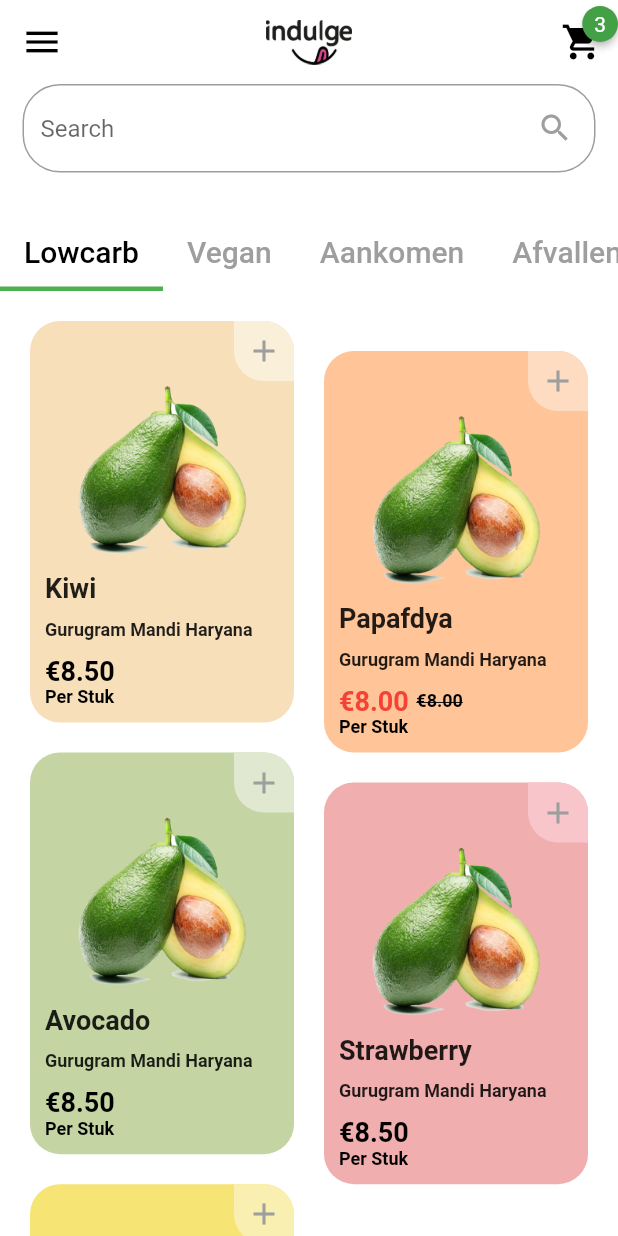
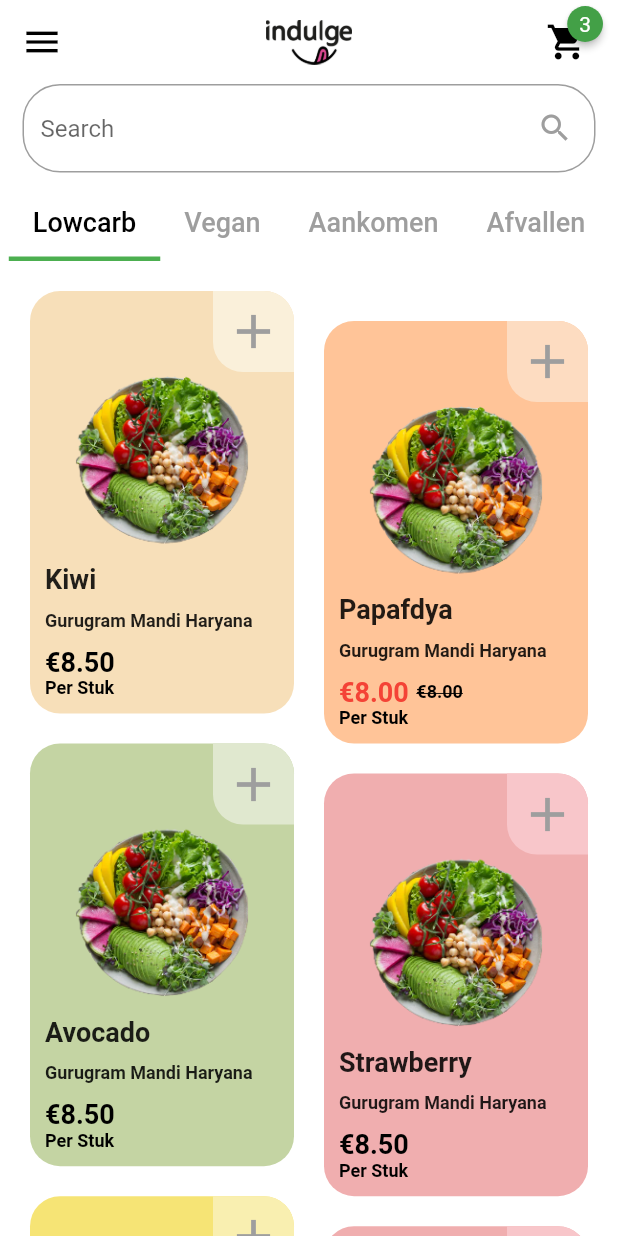
Before and after one commit to Vivacesky/Flutter_Indulge_shop, a Flutter app: the screen it shows after launch, on a phone screen of 412 x 824 dp. Run offline on Flutter 3.47's test engine with Material 2 defaults, Android fonts, the phone set to English and light mode, and no system bars; drawn by our look-alikes of badges; Roboto replaces fonts that are missing (OpenSans, OpenSans-Bold).

```diff
--- a/lib/helpers/fade_transition.dart
+++ /dev/null
@@ -1,24 +0,0 @@
-import 'package:flutter/material.dart';
-
-class FadeRoute extends PageRouteBuilder {
-  final Widget page;
-  FadeRoute({this.page})
-      : super(
-          pageBuilder: (
-            BuildContext context,
-            Animation<double> animation,
-            Animation<double> secondaryAnimation,
-          ) =>
-              page,
-          transitionsBuilder: (
-            BuildContext context,
-            Animation<double> animation,
-            Animation<double> secondaryAnimation,
-            Widget child,
-          ) =>
-              FadeTransition(
-            opacity: animation,
-            child: child,
-          ),
-        );
-}
--- a/lib/main.dart
+++ b/lib/main.dart
@@ -12,7 +12,11 @@ class MyApp extends StatelessWidget {
       theme: ThemeData(
           primaryColor: Colors.green[600],
           accentColor: Colors.green[600],
-          scaffoldBackgroundColor: Color(0xFFF3F5F7)),
+          scaffoldBackgroundColor: Color(0xFFF3F5F7),
+          bottomSheetTheme: BottomSheetThemeData(
+              shape: RoundedRectangleBorder(
+                  borderRadius:
+                      BorderRadius.vertical(top: Radius.circular(20))))),
       home: HomeScreen(),
     );
   }
--- a/lib/screens/home.dart
+++ b/lib/screens/home.dart
@@ -1,7 +1,6 @@
 import 'package:flutter/cupertino.dart';
 import 'package:flutter/material.dart';
 import 'package:badges/badges.dart';
-import 'package:food_app/helpers/fade_transition.dart';
 import 'package:food_app/screens/cart.dart';
 import 'package:food_app/widgets/product_list.dart';
 
@@ -54,7 +53,7 @@ class _HomeScreenState extends State<HomeScreen>
               color: Colors.black,
               onPressed: () => Navigator.push(
                 context,
-                FadeRoute(page: CartScreen()),
+                MaterialPageRoute(builder: (context) => CartScreen()),
               ),
               icon: Icon(
                 Icons.shopping_cart,
@@ -62,6 +61,9 @@ class _HomeScreenState extends State<HomeScreen>
               ),
             ),
           ),
+          SizedBox(
+            width: 10.0,
+          )
         ],
       ),
       backgroundColor: Colors.white,
@@ -99,7 +101,7 @@ class _HomeScreenState extends State<HomeScreen>
             ),
           ),
           SizedBox(
-            height: 30,
+            height: 10,
           ),
           TabBar(
             controller: tabController,
@@ -112,25 +114,25 @@ class _HomeScreenState extends State<HomeScreen>
               Tab(
                 child: Text(
                   "Lowcarb",
-                  style: TextStyle(fontSize: 20, fontFamily: 'OpenSans'),
+                  style: TextStyle(fontSize: 18.0, fontFamily: 'OpenSans'),
                 ),
               ),
               Tab(
                 child: Text(
                   "Vegan",
-                  style: TextStyle(fontSize: 20, fontFamily: 'OpenSans'),
+                  style: TextStyle(fontSize: 18.0, fontFamily: 'OpenSans'),
                 ),
               ),
               Tab(
                 child: Text(
                   "Aankomen",
-                  style: TextStyle(fontSize: 20, fontFamily: 'OpenSans'),
+                  style: TextStyle(fontSize: 18.0, fontFamily: 'OpenSans'),
                 ),
               ),
               Tab(
                 child: Text(
                   "Afvallen",
-                  style: TextStyle(fontSize: 20, fontFamily: 'OpenSans'),
+                  style: TextStyle(fontSize: 18.0, fontFamily: 'OpenSans'),
                 ),
               ),
             ],
--- a/lib/widgets/product_list.dart
+++ b/lib/widgets/product_list.dart
@@ -1,4 +1,5 @@
 import 'package:flutter/material.dart';
+import 'package:food_app/screens/product_detail.dart';
 
 class ProductList extends StatefulWidget {
   @override
@@ -21,24 +22,11 @@ class _ProductListState extends State<ProductList> {
                   children: <Widget>[
                     Column(
                       children: <Widget>[
-                        _buildFruitCard("Kiwi", "assets/avocado.png", "€8.50",
+                        _buildFruitCard("Kiwi", "assets/food1.png", "€8.50",
                             0xffF7DFB9, 0XffFAF0DA),
-                        SizedBox(
-                          height: 20,
-                        ),
-                        GestureDetector(
-                          onTap: () {},
-                          child: _buildFruitCard(
-                              "Avocado",
-                              "assets/avocado.png",
-                              "€8.50",
-                              0xffC4D4A3,
-                              0XffE0E8CF),
-                        ),
-                        SizedBox(
-                          height: 20,
-                        ),
-                        _buildFruitCard("Mango", "assets/avocado.png", "€8.00",
+                        _buildFruitCard("Avocado", "assets/food1.png", "€8.50",
+                            0xffC4D4A3, 0XffE0E8CF),
+                        _buildFruitCard("Mango", "assets/food1.png", "€8.00",
                             0xffF6E475, 0XffF9EFB0),
                       ],
                     ),
@@ -48,16 +36,12 @@ class _ProductListState extends State<ProductList> {
                         SizedBox(
                           height: 20,
                         ),
-                        _buildFruitCard("Papafdya", "assets/avocado.png",
-                            "€8.00", 0xffFFC498, 0XffFDDCC1),
-                        SizedBox(
-                          height: 20,
-                        ),
-                        _buildFruitCard("Strawberry", "assets/avocado.png",
+                        _buildFruitCard("Papafdya", "assets/food1.png", "€8.00",
+                            0xffFFC498, 0XffFDDCC1),
+                        _buildFruitCard("Strawberry", "assets/food1.png",
                             "€8.50", 0xffF0AEAF, 0XffF8C6CA),
-                        SizedBox(
-                          height: 20,
-                        ),
+                        _buildFruitCard("Strawberry", "assets/food1.png",
+                            "€8.50", 0xffF0AEAF, 0XffF8C6CA),
                       ],
                     )
                   ],
@@ -72,7 +56,14 @@ class _ProductListState extends State<ProductList> {
 
   _buildFruitCard(
       String name, String asset, String rate, int color, int color2) {
-    return Container(
+    return GestureDetector(
+      onTap: () => Navigator.push(
+        context,
+        MaterialPageRoute(builder: (context) => ProductDetail()),
+      ),
+      child: Column(
+        children: <Widget>[
+          Container(
             width: (MediaQuery.of(context).size.width - 60) / 2,
             decoration: BoxDecoration(
               color: Color(color),
@@ -92,9 +83,13 @@ class _ProductListState extends State<ProductList> {
                         )),
                     child: Padding(
                       padding: const EdgeInsets.all(8.0),
+                      child: GestureDetector(
+                        onTap: () => _onAddPressed(name, color, asset),
                         child: Icon(
                           Icons.add,
+                          size: 38.0,
                           color: Colors.grey,
+                        ),
                       ),
                     ),
                   ),
@@ -127,7 +122,8 @@ class _ProductListState extends State<ProductList> {
                   ),
                 ),
                 Padding(
-            padding: const EdgeInsets.only(left: 10.0, right: 10.0, top: 10.0),
+                  padding:
+                      const EdgeInsets.only(left: 10.0, right: 10.0, top: 10.0),
                   child: Row(
                     children: <Widget>[
                       Column(
@@ -150,6 +146,12 @@ class _ProductListState extends State<ProductList> {
                 SizedBox(
                   height: 10,
                 )
+              ],
+            ),
+          ),
+          SizedBox(
+            height: 20,
+          ),
         ],
       ),
     );
@@ -192,4 +194,86 @@ class _ProductListState extends State<ProductList> {
       );
     }
   }
+
+  _onAddPressed(String name, int color, String asset) {
+    showModalBottomSheet(
+        context: context,
+        builder: (context) {
+          return Container(
+            decoration: BoxDecoration(
+              color: Color(color),
+              borderRadius: BorderRadius.only(
+                  topLeft: const Radius.circular(20.0),
+                  topRight: const Radius.circular(20.0)),
+            ),
+            height: MediaQuery.of(context).size.height / 2,
+            child: Column(
+              mainAxisAlignment: MainAxisAlignment.center,
+              children: <Widget>[
+                Image.asset(
+                  asset,
+                  fit: BoxFit.contain,
+                  height: (MediaQuery.of(context).size.height) / 7,
+                ),
+                SizedBox(height: 10.0),
+                Text(
+                  name,
+                  style: TextStyle(
+                      color: Colors.black,
+                      fontWeight: FontWeight.bold,
+                      fontSize: 18.0),
+                ),
+                SizedBox(height: 10.0),
+                Row(
+                    mainAxisAlignment: MainAxisAlignment.center,
+                    children: <Widget>[
+                      IconButton(
+                        icon: Icon(
+                          Icons.remove_circle_outline,
+                          size: 36,
+                          color: Colors.black,
+                        ),
+                        onPressed: () {},
+                      ),
+                      SizedBox(width: 50.0),
+                      Text(
+                        "2",
+                        style: TextStyle(
+                            color: Colors.black,
+                            fontSize: 30.0,
+                            fontWeight: FontWeight.bold),
+                      ),
+                      SizedBox(width: 50.0),
+                      IconButton(
+                        icon: Icon(
+                          Icons.add_circle_outline,
+                          size: 36,
+                          color: Colors.black,
+                        ),
+                        onPressed: () {},
+                      ),
+                    ]),
+                SizedBox(height: 10.0),
+                ButtonTheme(
+                  minWidth: MediaQuery.of(context).size.width / 2,
+                  child: RaisedButton.icon(
+                    elevation: 0,
+                    padding: EdgeInsets.all(15.0),
+                    color: Colors.white,
+                    shape: RoundedRectangleBorder(
+                        borderRadius: BorderRadius.circular(30.0),
+                        side: BorderSide(color: Colors.white)),
+                    icon: Icon(Icons.add_shopping_cart),
+                    onPressed: () {},
+                    label: Text(
+                      'Add to cart',
+                      style: TextStyle(fontSize: 18.0),
+                    ),
+                  ),
+                )
+              ],
+            ),
+          );
+        });
   }
+}
```
Also changed, not shown: lib/screens/product_detail.dart (added, +10 -0 lines), assets/food1.png (added). Lines whose indentation alone changed are shown as unchanged.
